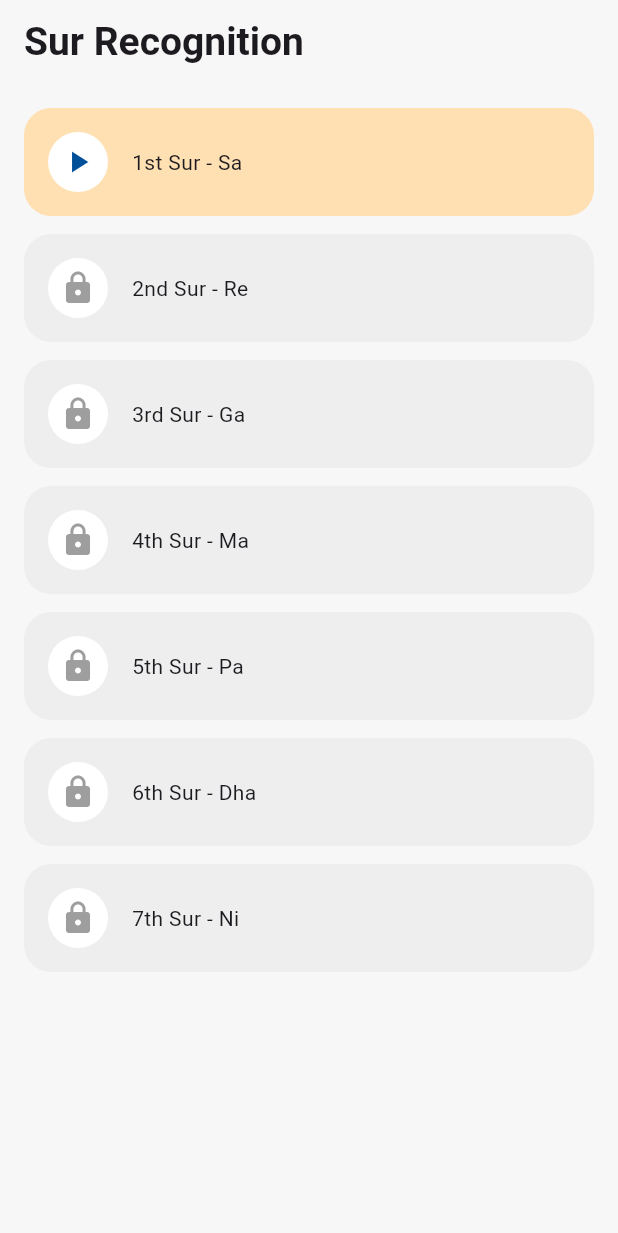
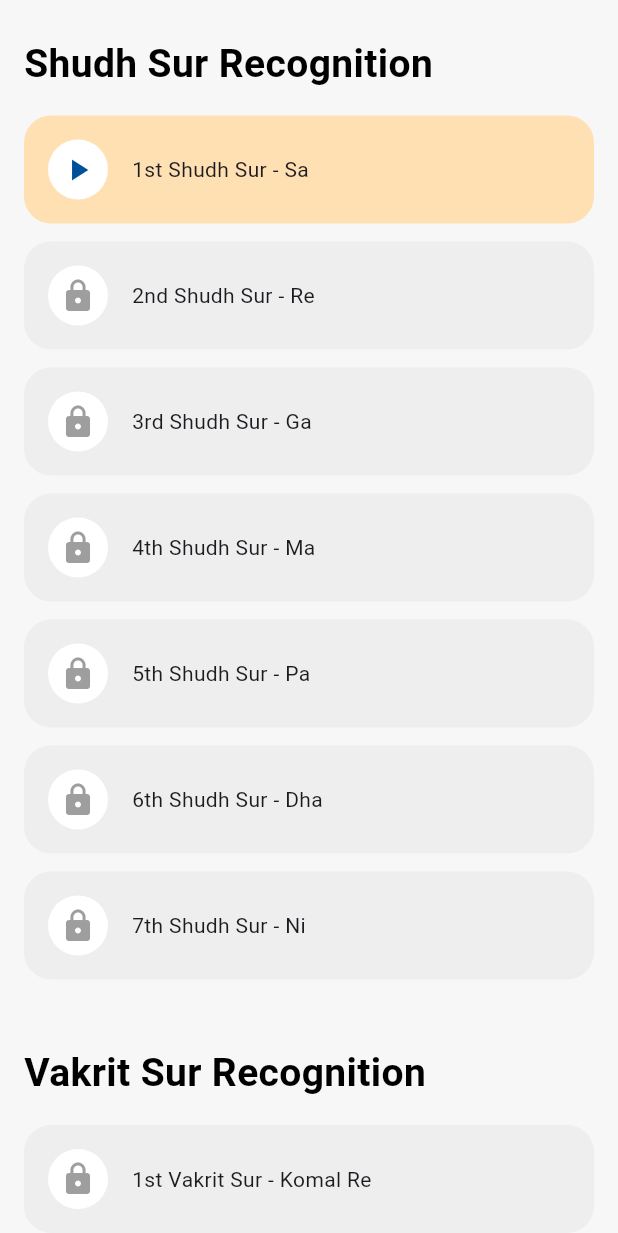
Before and after one commit to akaur825/gurlingo, a Flutter app: the SurLessonsScreen screen opened directly, on a phone screen of 412 x 824 dp. Shown: the top 1233 px of the screen. Run offline on Flutter 3.47's test engine with Material 3 defaults, Android fonts, the phone set to English and light mode, and no system bars; our stand-ins replace audioplayers, shared_preferences; accounts and stored records are empty.

Commit message:
miscellaneous changes to bring the app up to date

```diff
--- a/lib/data/lesson_data.dart
+++ b/lib/data/lesson_data.dart
@@ -3,51 +3,89 @@ import '../models/question.dart';
 final List<Lesson> surLessons = [
   Lesson(
     id: 'sur-1',
-    title: '1st Sur - Sa',
+    title: '1st Shudh Sur - Sa',
     description: 'Introduction to the 12 Surs and Sharaj',
     videoDescription: 'Learn the basics of Surs .', // DO NOT MISS THIS
     questions: [],
   ),
   Lesson(
     id: 'sur-2',
-    title: '2nd Sur - Re',
+    title: '2nd Shudh Sur - Re',
     description: 'Adding Rishab',
     videoDescription: 'Learn how to incorporate Re', // DO NOT MISS THIS
     questions: [],
   ),
   Lesson(
     id: 'sur-3',
-    title: '3rd Sur - Ga',
+    title: '3rd Shudh Sur - Ga',
     description: 'Adding Gandhar',
     videoDescription: 'Learn how to incorporate Ga', // DO NOT MISS THIS
     questions: [],
   ),
   Lesson(
     id: 'sur-4',
-    title: '4th Sur - Ma',
+    title: '4th Shudh Sur - Ma',
     description: 'Adding Madhyam',
     videoDescription: 'Learn how to incorporate Ma', // DO NOT MISS THIS
     questions: [],
   ),
   Lesson(
     id: 'sur-5',
-    title: '5th Sur - Pa',
+    title: '5th Shudh Sur - Pa',
     description: 'Adding Pancham',
     videoDescription: 'Learn how to incorporate Pa', // DO NOT MISS THIS
     questions: [],
   ),
   Lesson(
     id: 'sur-6',
-    title: '6th Sur - Dha',
+    title: '6th Shudh Sur - Dha',
     description: 'Adding Dhaivat',
     videoDescription: 'Learn how to incorporate Dha', // DO NOT MISS THIS
     questions: [],
   ),
   Lesson(
     id: 'sur-7',
-    title: '7th Sur - Ni',
+    title: '7th Shudh Sur - Ni',
     description: 'Adding Nishad',
     videoDescription: 'Learn how to incorporate Ni', // DO NOT MISS THIS
+    questions: [],
+  ),
+];
+
+final List<Lesson> vakritSurLessons = [
+  Lesson(
+    id: 'vakrit-1',
+    title: '1st Vakrit Sur - Komal Re',
+    description: 'Adding Komal Rishab',
+    videoDescription: 'Learn how to incorporate Komal Re.',
+    questions: [],
+  ),
+  Lesson(
+    id: 'vakrit-2',
+    title: '2nd Vakrit Sur - Komal Ga',
+    description: 'Adding Komal Gandhar',
+    videoDescription: 'Learn how to incorporate Komal Ga.',
+    questions: [],
+  ),
+  Lesson(
+    id: 'vakrit-3',
+    title: '3rd Vakrit Sur - Teevra Ma',
+    description: 'Adding Teevra Madhyam',
+    videoDescription: 'Learn how to incorporate Teevra Ma.',
+    questions: [],
+  ),
+  Lesson(
+    id: 'vakrit-4',
+    title: '4th Vakrit Sur - Komal Dha',
+    description: 'Adding Komal Dhaivat',
+    videoDescription: 'Learn how to incorporate Komal Dha.',
+    questions: [],
+  ),
+  Lesson(
+    id: 'vakrit-5',
+    title: '5th Vakrit Sur - Komal Ni',
+    description: 'Adding Komal Nishad',
+    videoDescription: 'Learn how to incorporate Komal Ni.',
     questions: [],
   ),
 ];
--- a/lib/screens/home_screen.dart
+++ b/lib/screens/home_screen.dart
@@ -67,8 +67,14 @@ class _HomeScreenState extends State<HomeScreen> {
                             selectedColor: Colors.white,
                             fillColor: Colors.deepOrange,
                             children: const [
-                              Text("C#", style: TextStyle(fontWeight: FontWeight.bold)),
-                              Text("G#", style: TextStyle(fontWeight: FontWeight.bold)),
+                              Padding(
+                                padding: EdgeInsets.symmetric(horizontal: 8.0),
+                                child: Text("Male Scale (C#)", style: TextStyle(fontWeight: FontWeight.bold)),
+                              ),
+                              Padding(
+                                padding: EdgeInsets.symmetric(horizontal: 8.0),
+                                child:Text("Female Scale (G#)", style: TextStyle(fontWeight: FontWeight.bold)),
+                              ),
                             ],
                           ),
                         ),
--- a/lib/screens/sur_lessons_screen.dart
+++ b/lib/screens/sur_lessons_screen.dart
@@ -25,26 +25,21 @@ class _SurLessonsScreenState extends State<SurLessonsScreen> {
 
     return Scaffold(
       backgroundColor: const Color(0xFFF7F7F7),
-      appBar: AppBar(
-        title: const Text(
-          "Sur Recognition",
-          style: TextStyle(
-            fontSize: 26,
-            fontWeight: FontWeight.bold,
-          ),
-        ),
-        backgroundColor: Colors.transparent,
-        elevation: 0,
-        automaticallyImplyLeading: false,
-      ),
-      body: ListView.builder(
+      body: SafeArea(
+        child: SingleChildScrollView(
           physics: const ClampingScrollPhysics(),
-        padding: const EdgeInsets.all(16),
-        itemCount: surLessons.length,
-        itemBuilder: (context, index) {
+          padding: const EdgeInsets.symmetric(horizontal: 16, vertical: 24),
+          child: Column(
+            crossAxisAlignment: CrossAxisAlignment.start,
+            children: [
+              // --- Section 1: Sur Recognition ---
+              _buildSectionHeader("Shudh Sur Recognition"),
+              const SizedBox(height: 16),
+              ...List.generate(surLessons.length, (index) {
                 final lesson = surLessons[index];
 
                 bool completed = user.completedSurLessons.contains(lesson.id);
+                // Unlocks sequentially for the first list
                 bool unlocked = index <= user.completedSurLessons.length;
 
                 return _lessonCard(
@@ -52,9 +47,43 @@ class _SurLessonsScreenState extends State<SurLessonsScreen> {
                   lesson: lesson,
                   completed: completed,
                   unlocked: unlocked,
-            index: index + 1,
                 );
-        },
+              }),
+
+              const SizedBox(height: 32), // Clear spacing between sections
+
+              // --- Section 2: Vakrit Sur Recognition ---
+              _buildSectionHeader("Vakrit Sur Recognition"),
+              const SizedBox(height: 16),
+              ...List.generate(vakritSurLessons.length, (index) {
+                final lesson = vakritSurLessons[index];
+
+                bool completed = user.completedSurLessons.contains(lesson.id);
+                // Unlocks sequentially only AFTER all standard surLessons are completed
+                bool unlocked = (surLessons.length + index) <= user.completedSurLessons.length;
+
+                return _lessonCard(
+                  context: context,
+                  lesson: lesson,
+                  completed: completed,
+                  unlocked: unlocked,
+                );
+              }),
+            ],
+          ),
+        ),
+      ),
+    );
+  }
+
+  // Section Header Helper to keep UI text clean and uniform
+  Widget _buildSectionHeader(String title) {
+    return Text(
+      title,
+      style: const TextStyle(
+        fontSize: 26,
+        fontWeight: FontWeight.bold,
+        color: Colors.black,
       ),
     );
   }
@@ -64,7 +93,6 @@ class _SurLessonsScreenState extends State<SurLessonsScreen> {
     required Lesson lesson,
     required bool completed,
     required bool unlocked,
-    required int index,
   }) {
     Color bgColor;
     IconData icon;
@@ -92,7 +120,7 @@ class _SurLessonsScreenState extends State<SurLessonsScreen> {
                   ),
                 ),
               ).then((_) {
-                // This triggers when you exit the lesson/quiz and return here!
+                // Refresh progress state when returning to this screen
                 setState(() {});
               });
             }
```
Lines whose indentation alone changed are shown as unchanged.
